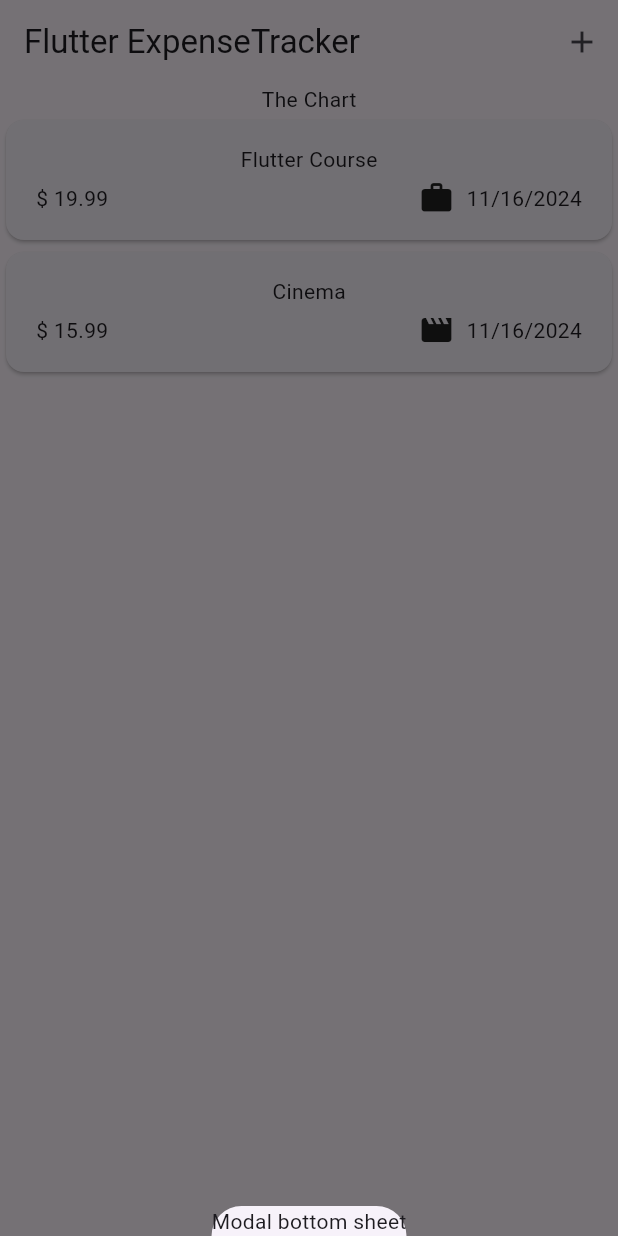
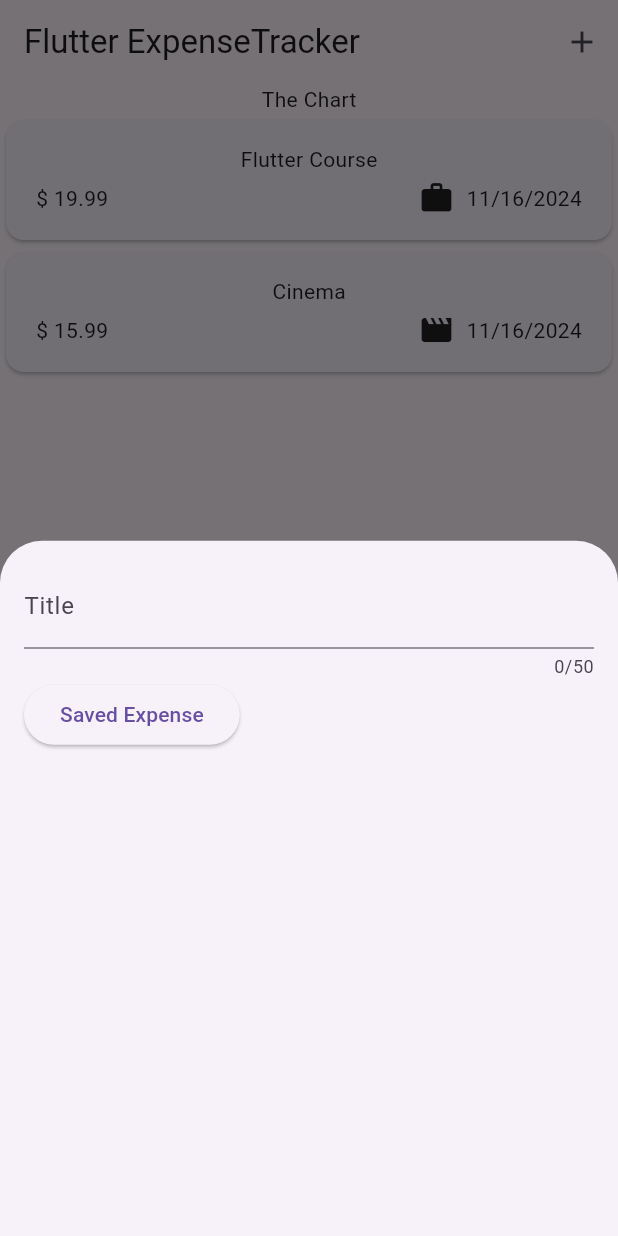
Before and after one commit to pankajatgithub/flutter_expense_tracker_app, a Flutter app: the screen it shows after launch, after a tap on the "add" icon, on a phone screen of 412 x 824 dp. Run offline on Flutter 3.47's test engine with Material 3 defaults, Android fonts, the light colour scheme and no system bars.

Commit message:
TextField,ElevationButton and TextEditController updates

```diff
--- a/lib/expenses.dart
+++ b/lib/expenses.dart
@@ -1,6 +1,7 @@
 import 'package:flutter/material.dart';
 import 'package:flutter_expense_tracker_app/models/expense.dart';
 import 'package:flutter_expense_tracker_app/widgets/expenses_list/expenses_list.dart';
+import 'package:flutter_expense_tracker_app/widgets/new_expense.dart';
 
 //in statfeul weidget,
 //1. createstate function override inside it
@@ -32,7 +33,7 @@ class _ExpenseState extends State<Expenses> {
   void _openAddExpenseOverlay(){
     showModalBottomSheet(
       context: context, //context is globally available class by flutter if a class extends State<>
-      builder: (ctx)=> Text("Modal bottom sheet"),
+      builder: (ctx)=> const NewExpense(),
       );
   }
   @override
--- /dev/null
+++ b/lib/widgets/new_expense.dart
@@ -0,0 +1,58 @@
+import 'package:flutter/material.dart';
+
+class NewExpense extends StatefulWidget{
+
+const NewExpense({super.key});
+
+@override
+  State<NewExpense> createState() {
+    return _NewExpenseState();
+  }
+  }
+
+class _NewExpenseState extends State<NewExpense>{
+
+@override
+Widget build(BuildContext context){
+  // var _enteredTitle = "";
+
+  // void _saveTitleInput(String inputValue){
+  //   _enteredTitle = inputValue;
+  // }
+
+  final _titleController = TextEditingController();
+
+  @override
+  void dispose() {
+    _titleController.dispose();
+    super.dispose();
+  }
+
+
+  return  Padding(
+    padding:  const EdgeInsets.all(16),
+    child: Column(
+      children: [
+         TextField(
+          controller: _titleController,
+          // onChanged: _saveTitleInput,
+          maxLength: 50,
+          decoration:const InputDecoration(
+            label: Text("Title")
+          ),
+        ),
+        Row(
+          children: [
+            ElevatedButton(
+              onPressed: (){
+                print(_titleController.text);
+              },
+              child: const Text("Saved Expense"))
+          ],
+
+        )
+      ],),
+    );
+}
+
+}
```
